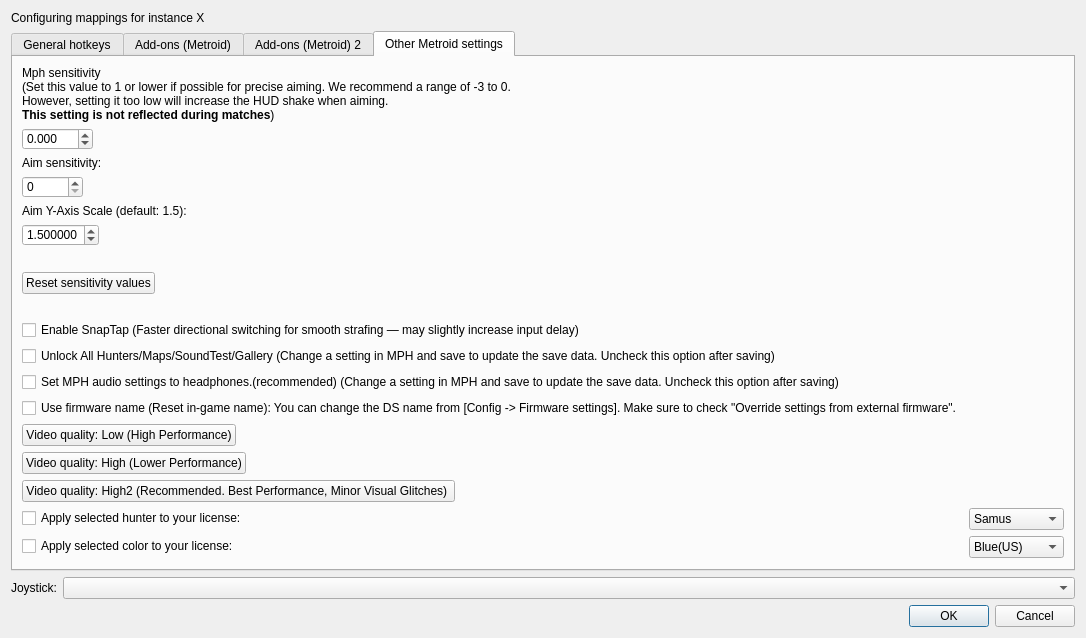
The window that src/frontend/qt_sdl/InputConfig/InputConfigDialog.ui (ag-advania/melonPrimeDS) describes before a commit, drawn with Qt 5.
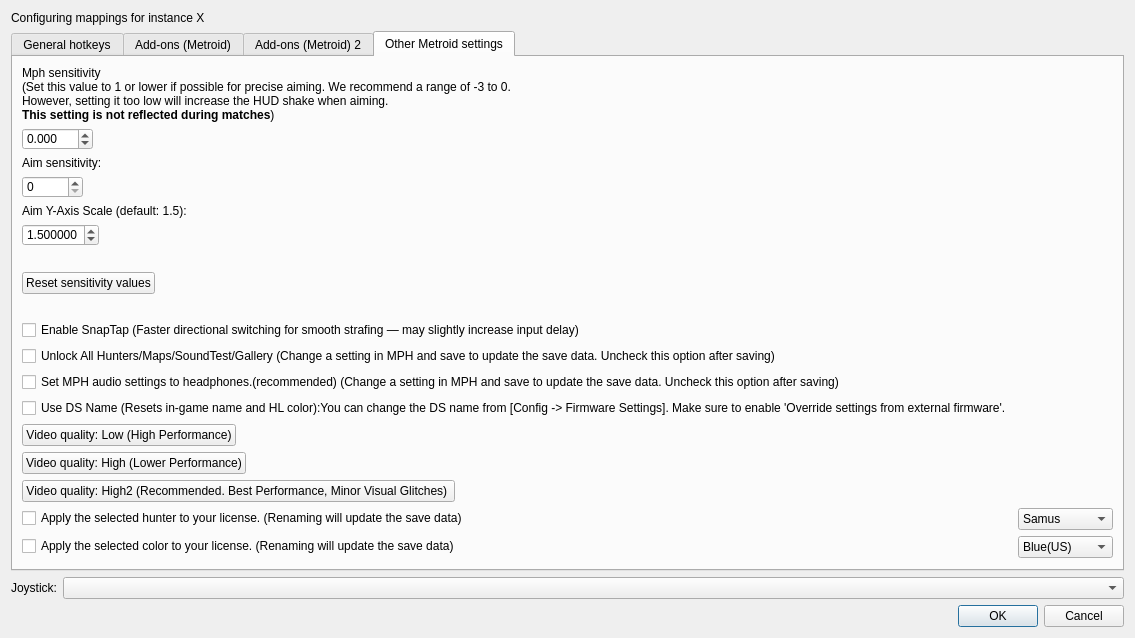
The same window after the commit. The open tabs and pages were chosen to show the change.

```diff
--- a/src/frontend/qt_sdl/InputConfig/InputConfigDialog.ui
+++ b/src/frontend/qt_sdl/InputConfig/InputConfigDialog.ui
@@ -2454,7 +2454,7 @@
 				<item row="12" column="0">
 					<widget class="QCheckBox" name="cbMetroidUseFirmwareName">
 						<property name="text">
-							<string>Use firmware name (Reset in-game name): You can change the DS name from [Config -&gt; Firmware settings]. Make sure to check "Override settings from external firmware".</string>
+							<string>Use DS Name (Resets in-game name and HL color):You can change the DS name from [Config -&gt; Firmware Settings]. Make sure to enable 'Override settings from external firmware'.</string>
 						</property>
 					</widget>
 				</item>
@@ -2490,7 +2490,7 @@
 				<item row="16" column="0">
 					<widget class="QCheckBox" name="cbMetroidApplyHunter">
 						<property name="text">
-							<string>Apply selected hunter to your license:</string>
+							<string>Apply the selected hunter to your license. (Renaming will update the save data)</string>
 						</property>
 						<property name="toolTip">
 							<string>Enables applying the selected hunter to the license.</string>
@@ -2549,7 +2549,7 @@
 				<item row="17" column="0">
 					<widget class="QCheckBox" name="cbMetroidApplyColor">
 						<property name="text">
-							<string>Apply selected color to your license:</string>
+							<string>Apply the selected color to your license. (Renaming will update the save data)</string>
 						</property>
 						<property name="toolTip">
 							<string>Enables applying the selected color to the license.</string>
```
Left out of the diff: 2 changed lines with no effect on the pictures.
